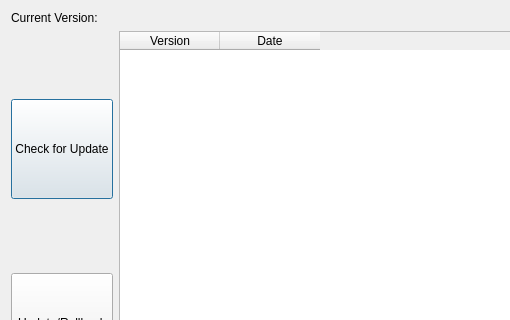
This is ClientApp/qt/userupdatewindow.ui in re3Dprinting/touchscreen as Qt 5 draws it before an edit; both pictures show x 0 to 510 and y 0 to 320 of the 800 by 480 pixel window. The edited form follows.
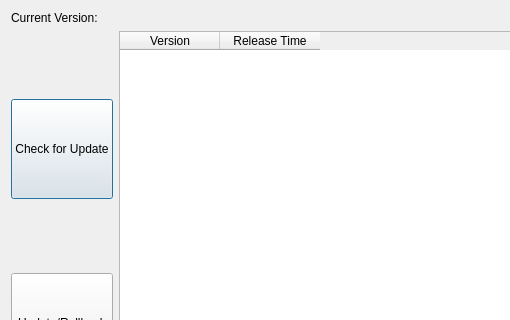
This is the edited form. Icons and pictures are not drawn.

Commit message: removing git refs to fix bug (unable to boot program after unexpected power cut, due to broken refs Improve date time display in update window

Diff of the .ui file:
```diff
--- a/ClientApp/qt/userupdatewindow.ui
+++ b/ClientApp/qt/userupdatewindow.ui
@@ -70,7 +70,7 @@
          </column>
          <column>
           <property name="text">
-           <string>Date</string>
+           <string>Release Time</string>
           </property>
          </column>
         </widget>
```
The commit also changes 5 other files.
